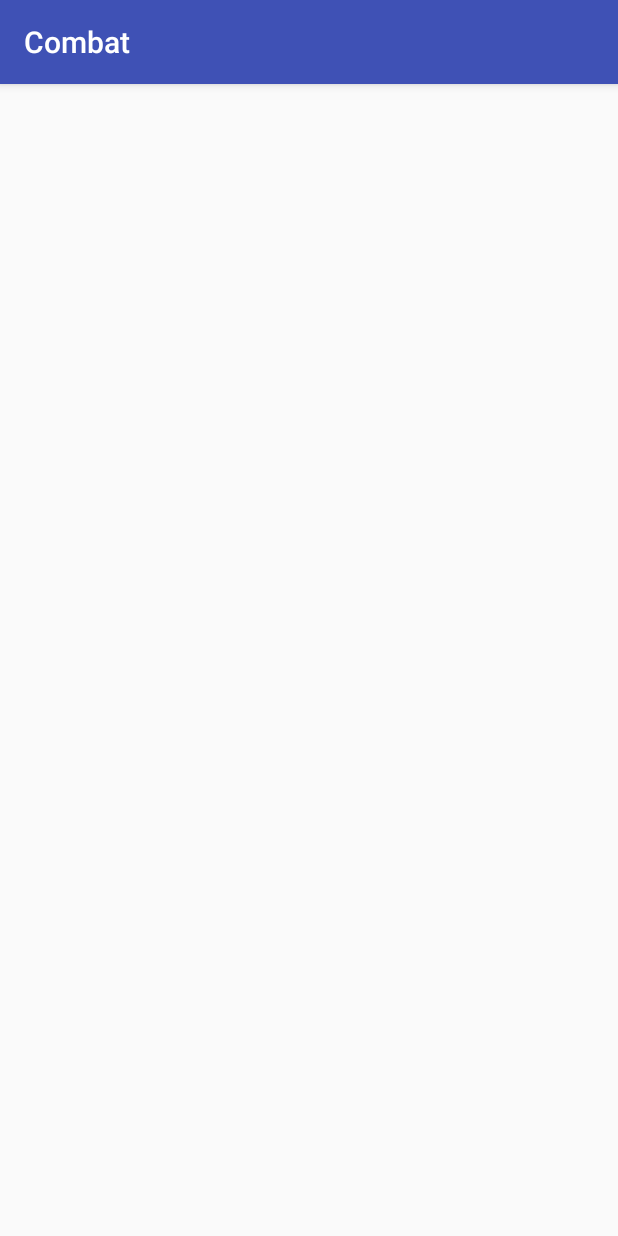
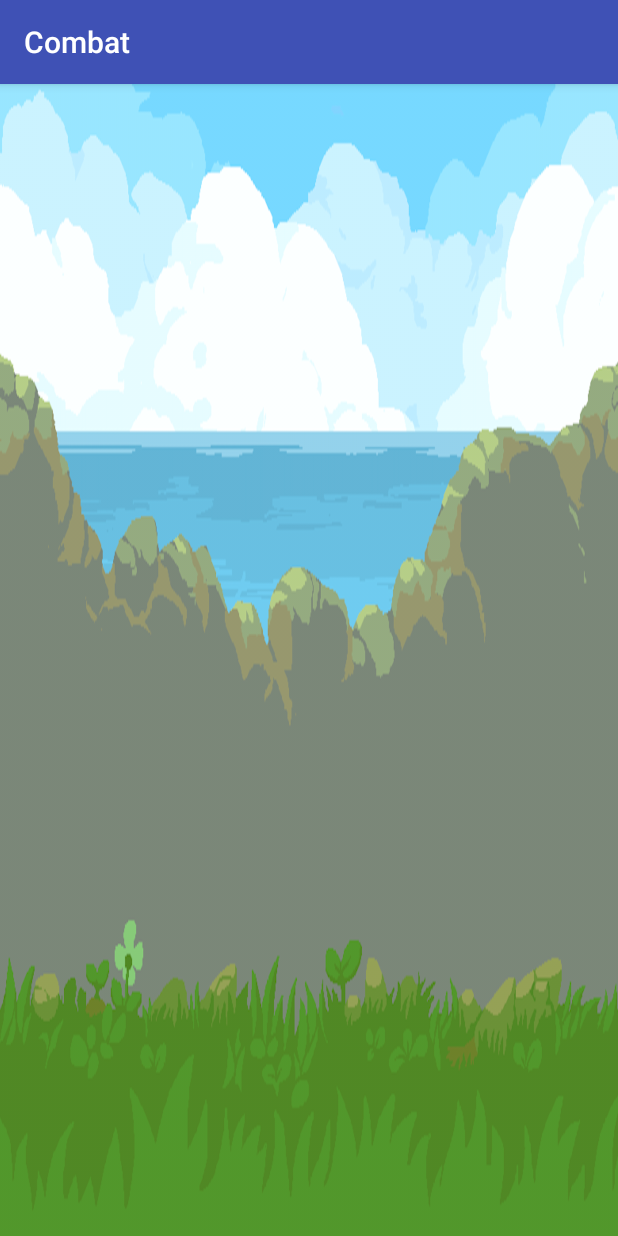
Before and after one commit to luisfta17/Combat, an Android app: the screen it shows after launch (GameActivity), on a phone screen of 412 x 824 dp. Run offline under Robolectric (Android 15) with nearby library versions, the phone set to English and light mode, and no system bars.

Commit message:
Main activity has background

```diff
--- a/app/src/main/res/layout/activity_game.xml
+++ b/app/src/main/res/layout/activity_game.xml
@@ -4,6 +4,7 @@
     xmlns:tools="http://schemas.android.com/tools"
     android:layout_width="match_parent"
     android:layout_height="match_parent"
-    tools:context=".GameActivity">
+    tools:context=".GameActivity"
+    android:background="@drawable/background">
 
 </android.support.constraint.ConstraintLayout>
```
Also changed, not shown: app/src/main/res/drawable/background.png (added).
